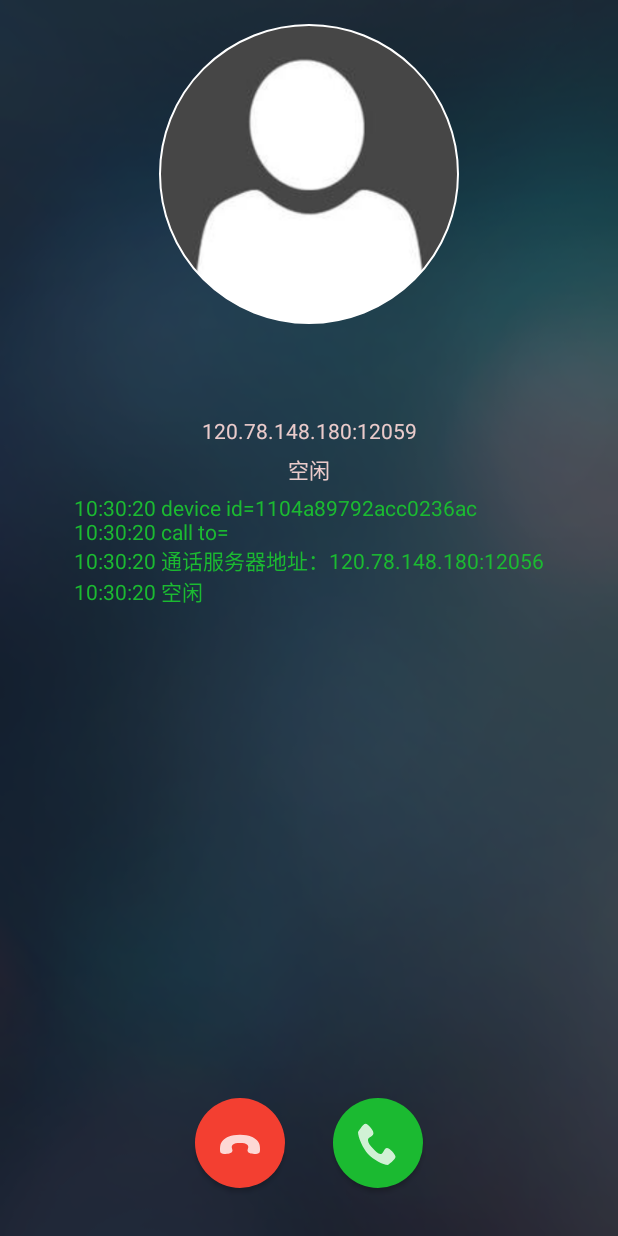
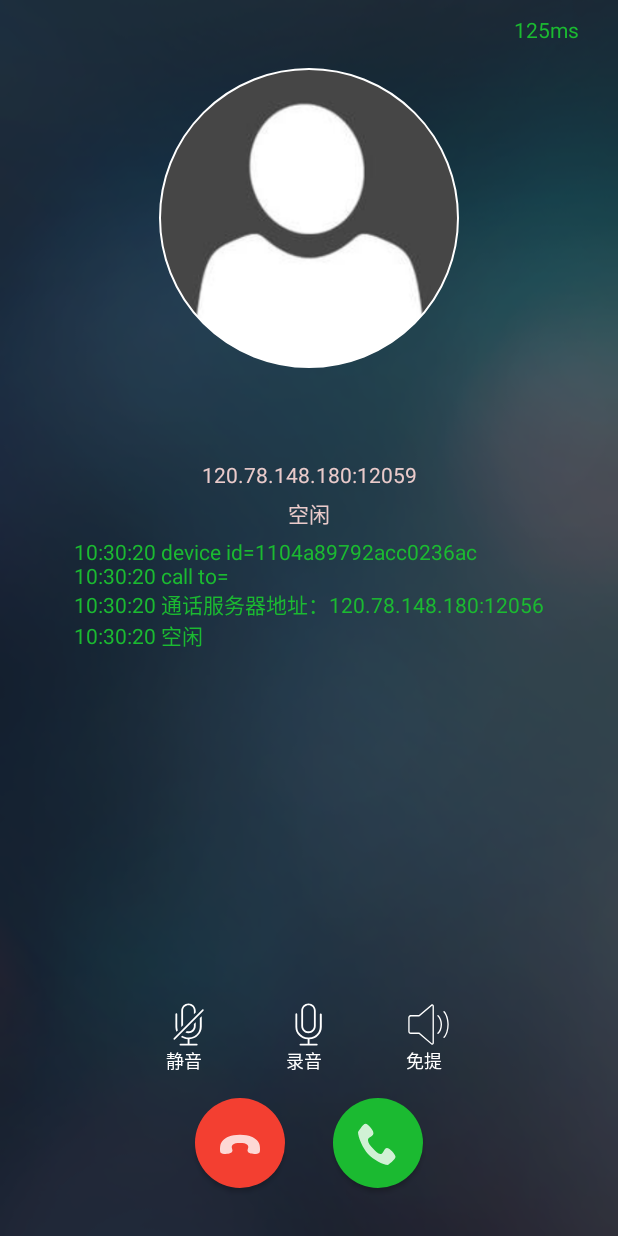
Before and after one commit to bai-ge/LightCaring, an Android app: the PhoneFragment screen opened directly, with no data from a screen before it, on a phone screen of 412 x 824 dp. Run offline under Robolectric (Android 15) with nearby library versions, the phone set to English and light mode, and no system bars; our stand-ins replace CircleImageView; libraries missing offline, so code that uses them is left out: cn.jpush.android; pictures from the network do not load.

Commit message:
保活方案1

```diff
--- a/app/src/main/java/com/carefor/connect/ConnectedByTCP.java
+++ b/app/src/main/java/com/carefor/connect/ConnectedByTCP.java
@@ -25,7 +25,7 @@ public class ConnectedByTCP {
 
 	private int timeOut = 400000;
 
-	private long receiveTime;
+	private long mReceiveTime;
 
 	public ConnectedByTCP(String deviceId, Socket socket, OnTCPConnectListener listener) {
 		this.mid = deviceId;
@@ -39,6 +39,7 @@ public class ConnectedByTCP {
 				mBufWriter = new PrintWriter(new BufferedWriter(new OutputStreamWriter(mSocket.getOutputStream())));// 发送数据
 				mBufReader = new BufferedReader(new InputStreamReader(mSocket.getInputStream())); // 接收数据
 				mIsWork = true;
+                mReceiveTime = System.currentTimeMillis();
 				receive();
 			} else {
 				mIsWork = false;
@@ -58,6 +59,7 @@ public class ConnectedByTCP {
 					while (mIsWork && mSocket != null) {
 						String msg = mBufReader.readLine();
 						Log.v(TAG, mid+"接收到信息"+msg);
+                        mReceiveTime = System.currentTimeMillis();
 						if (msg == null) {
 							mIsWork = false;
 						} else if (!msg.equals("\n") && !msg.isEmpty()) {
@@ -69,6 +71,7 @@ public class ConnectedByTCP {
 				} catch (Exception e) {
 					throwException(e);
 				}
+				mIsWork = false;
 				mListener.disconnected(mid);
 			}
 		};
@@ -118,7 +121,7 @@ public class ConnectedByTCP {
 	}
 
 	public boolean isWork() {
-		return mIsWork;
+		return mIsWork && (System.currentTimeMillis() - mReceiveTime) < 60 * 1000;
 	}
 
 	public void setIsWork(boolean isWork) {
--- a/app/src/main/java/com/carefor/connect/Connector.java
+++ b/app/src/main/java/com/carefor/connect/Connector.java
@@ -141,7 +141,7 @@ public class Connector {
             fixedThreadPool.submit(new Runnable() {
                 @Override
                 public void run() {
-                    sendMessage("\n\r");
+                    sendMessage("\r\n");
                 }
             });
         }
@@ -249,6 +249,7 @@ public class Connector {
 
         @Override
         public void disconnected(String uuid) {
+
 
         }
 
--- a/app/src/main/java/com/carefor/connect/HeartBeatService.java
+++ b/app/src/main/java/com/carefor/connect/HeartBeatService.java
@@ -43,7 +43,7 @@ public class HeartBeatService extends Service {
     @Nullable
     @Override
     public IBinder onBind(Intent intent) {
-        return null;
+        throw new UnsupportedOperationException("Not yet implemented");
     }
 
     @Override
@@ -57,9 +57,9 @@ public class HeartBeatService extends Service {
         PendingIntent pendingIntent = PendingIntent.getService(this, 0, startintent, PendingIntent.FLAG_UPDATE_CURRENT);
 
         if(Build.VERSION.SDK_INT < 19){
-            am.set(AlarmManager.RTC_WAKEUP, System.currentTimeMillis() + 10000, pendingIntent);
+            am.set(AlarmManager.RTC_WAKEUP, System.currentTimeMillis() + 30000, pendingIntent);
         }else{
-            am.setExact(AlarmManager.RTC_WAKEUP, System.currentTimeMillis() + 10000, pendingIntent);
+            am.setExact(AlarmManager.RTC_WAKEUP, System.currentTimeMillis() + 30000, pendingIntent);
         }
         return super.onStartCommand(intent, flags, startId);
     }
--- a/app/src/main/java/com/carefor/mainui/MainFragment.java
+++ b/app/src/main/java/com/carefor/mainui/MainFragment.java
@@ -67,8 +67,8 @@ public class MainFragment extends Fragment implements MainContract.View {
             @Override
             public void onClick(View v) {
                 showTip(((ItemCardView)v).getText().toString());
+                mPresenter.skipToActivity(PhoneActivity.class);
                 mPresenter.callTo();
-                mPresenter.skipToActivity(PhoneActivity.class);
             }
         });
         root.findViewById(R.id.btn_drop).setOnClickListener(new View.OnClickListener() {
--- /dev/null
+++ b/app/src/main/res/drawable/ic_loudspeaker.xml
@@ -0,0 +1,8 @@
+<vector android:height="24dp" android:viewportHeight="1024.0"
+    android:viewportWidth="1024.0" android:width="24dp" xmlns:android="http://schemas.android.com/apk/res/android">
+    <path android:fillColor="#ffffff" android:pathData="M0,0"/>
+    <path android:fillColor="#ffffff" android:pathData="M415.3,691.8h-238.9a17.1,17.1 0,0 1,-17.1 -17.1v-341.3a17.1,17.1 0,0 1,17.1 -17.1h238.9a17.1,17.1 0,0 1,17.1 17.1v341.3c0,9.4 -7.7,17.1 -17.1,17.1zM193.4,657.6h204.8v-307.2h-204.8v307.2z"/>
+    <path android:fillColor="#ffffff" android:pathData="M654.2,888a16.8,16.8 0,0 1,-10.8 -3.9l-238.9,-196.3a17,17 0,0 1,-6.2 -13.2v-341.3c0,-4.3 1.6,-8.5 4.6,-11.6l238.9,-257.1a17.1,17.1 0,1 1,29.6 11.6v794.7c0,6.6 -3.8,12.6 -9.8,15.4a17.8,17.8 0,0 1,-7.3 1.6zM432.3,666.6l204.8,168.2L637.1,119.7l-204.8,220.4L432.3,666.6zM295.8,691.8h-104.9c-101.7,0 -184.6,-84.2 -184.6,-187.7s82.8,-187.7 184.6,-187.7h104.9a17.1,17.1 0,0 1,0 34.1h-104.9c-81.5,0 -150.4,70.3 -150.4,153.6 0,83.2 68.9,153.6 150.4,153.6h104.9a17.1,17.1 0,0 1,0 34.1zM785.1,550c-9.4,0 -17.1,-7.6 -17.1,-17.1 0,-9.4 7.7,-17.1 17.1,-17.1 24.5,0 43.7,-18.6 43.7,-42.3s-19.2,-42.3 -43.7,-42.3c-9.4,0 -17.1,-7.7 -17.1,-17.1 0,-9.4 7.7,-17.1 17.1,-17.1 43.7,0 77.9,33.5 77.9,76.4s-34.2,76.4 -77.9,76.4z"/>
+    <path android:fillColor="#ffffff" android:pathData="M785.2,624.7c-9.4,0 -17.1,-7.7 -17.1,-17.1 0,-9.4 7.7,-17.1 17.1,-17.1 67.5,0 120.2,-51.4 120.2,-117S852.7,356.6 785.2,356.6c-9.4,0 -17.1,-7.6 -17.1,-17.1 0,-9.4 7.7,-17.1 17.1,-17.1 86.5,0 154.3,66.4 154.3,151.1s-67.7,151.1 -154.3,151.1z"/>
+    <path android:fillColor="#ffffff" android:pathData="M783.7,702.5a17.1,17.1 0,0 1,0 -34.1c112,0 199.8,-85.5 199.8,-194.8s-87.8,-194.8 -199.8,-194.8c-9.5,0 -17.1,-7.6 -17.1,-17.1s7.6,-17.1 17.1,-17.1c131.1,0 233.9,100.6 233.9,228.9 -0,128.4 -102.8,228.9 -233.9,228.9zM445.4,964.8L316.8,964.8a17.1,17.1 0,0 1,-16.3 -12l-85.3,-273.1a17.1,17.1 0,0 1,16.3 -22.2h128c7.5,0 14.1,4.8 16.3,12l84,268.8a17.1,17.1 0,0 1,-14.3 26.4zM329.3,930.7h92.2l-74.7,-238.9h-92.2l74.7,238.9z"/>
+</vector>
--- /dev/null
+++ b/app/src/main/res/drawable/ic_loudspeaker1.xml
@@ -0,0 +1,6 @@
+<vector android:height="24dp" android:viewportHeight="1024.0"
+    android:viewportWidth="1024.0" android:width="24dp" xmlns:android="http://schemas.android.com/apk/res/android">
+    <path android:fillColor="#ffffff" android:pathData="M589.5,972.5c-1.9,0 -3.2,-0.1 -3.7,-0.1 -3.1,-0.3 -6.1,-1.6 -8.5,-3.6l-282.7,-241.8L109.9,726.9c-18.5,0 -33.2,-5.7 -43.7,-16.9 -15,-16.1 -14.9,-37.3 -14.7,-41.9l0,-312.7c0,-0.4 0,-0.7 0,-1.1 0.1,-1.5 1.2,-14.6 8.9,-28 10.8,-18.8 29.4,-29.2 52.5,-29.2l181.6,0L577.3,55.3c2.4,-2.1 5.4,-3.3 8.5,-3.6 2.2,-0.2 21.5,-1.6 35.7,11.2 6.1,5.5 13.3,15.8 13.3,33.2l0,831.8c0,17.4 -7.3,27.7 -13.3,33.2C610.5,971.2 596.2,972.5 589.5,972.5zM82.3,669.6c-0,1 -0.3,12.4 6.6,19.6 4.4,4.6 11.5,7 21.1,7l190.3,0c3.7,0 7.2,1.3 10,3.7L592.8,941.6c2.7,-0.4 6,-1.3 8.2,-3.2 2.1,-2 3.2,-5.5 3.2,-10.4L604.2,96.1c0,-4.9 -1.1,-8.4 -3.2,-10.4 -2.1,-2 -5.4,-2.9 -8.2,-3.2L310.2,324.1c-2.8,2.4 -6.3,3.7 -10,3.7l-187.3,0c-12.2,0 -20.5,4.4 -25.8,13.8 -3.7,6.4 -4.7,13.1 -4.9,14.6l-0,312.4C82.3,669 82.3,669.2 82.3,669.6z"/>
+    <path android:fillColor="#ffffff" android:pathData="M727.6,728.1c-4.2,0 -8.5,-1.7 -11.6,-5.1 -5.9,-6.4 -5.5,-16.3 0.9,-22.2 43.8,-40.4 71,-112.1 71,-187.2 0,-78.3 -27.1,-150.8 -70.8,-189.3 -6.5,-5.7 -7.1,-15.7 -1.4,-22.2 5.7,-6.5 15.7,-7.1 22.2,-1.4 24.6,21.7 45.1,52.6 59.4,89.5 14.4,37.3 22.1,80 22.1,123.4 0,42.2 -7.8,84.3 -22.6,121.6 -14.2,35.9 -34.5,66.6 -58.6,88.8C735.3,726.7 731.4,728.1 727.6,728.1z"/>
+    <path android:fillColor="#ffffff" android:pathData="M865.1,819c-4,0 -7.9,-1.5 -10.9,-4.5 -6,-6 -5.9,-15.7 0.1,-21.7 25.8,-25.5 47.7,-66 63.5,-117.2 15.4,-49.8 23.9,-107.4 23.9,-162.4 0,-114.9 -35.9,-230.8 -87.4,-281.9 -6,-6 -6.1,-15.7 -0.1,-21.7 6,-6 15.7,-6.1 21.7,-0.1 57.7,57.3 96.5,179.3 96.5,303.7 0,58.8 -8.7,118.1 -25.2,171.5 -17.3,56 -42,100.9 -71.3,130C872.9,817.5 869,819 865.1,819z"/>
+</vector>
--- /dev/null
+++ b/app/src/main/res/drawable/ic_record.xml
@@ -0,0 +1,5 @@
+<vector android:height="24dp" android:viewportHeight="1024.0"
+    android:viewportWidth="1024.0" android:width="24dp" xmlns:android="http://schemas.android.com/apk/res/android">
+    <path android:fillColor="#ffffff" android:pathData="M307.2,376.9c-11.3,0 -20.5,9.2 -20.5,20.5 0,0.9 0,104.9 0,105.7 1.6,125.7 100.9,229.1 225.4,239.3C512.1,742.7 512,743 512,743.3l0,55.5 -93.1,0c-11.3,0 -20.5,9.2 -20.5,20.5s9.2,20.5 20.5,20.5l227.2,0c11.3,0 20.5,-9.2 20.5,-20.5s-9.2,-20.5 -20.5,-20.5L553,798.8l0,-55.5c0,-0.3 -0.1,-0.5 -0.2,-0.8 124,-10.3 223.3,-113.1 225.4,-238.3C778.2,502.9 778.2,398.7 778.2,397.4c0,-11.3 -9.2,-20.5 -20.5,-20.5s-20.5,9.2 -20.5,20.5c0,1.2 -0,103.2 -0,106 -1.8,109.8 -93.7,199 -204.8,199 -111.6,0 -203.4,-89.7 -204.8,-199.9C327.7,499.7 327.7,398.3 327.7,397.4 327.7,386.1 318.5,376.9 307.2,376.9z"/>
+    <path android:fillColor="#ffffff" android:pathData="M673.8,501.4l0,-177c0,-77.2 -63.4,-140.1 -141.3,-140.1s-141.3,62.8 -141.3,140.1l0,177c0,77.2 63.4,140.1 141.3,140.1S673.8,578.6 673.8,501.4zM432.1,501.4l0,-177c0,-54.6 45,-99.1 100.4,-99.1s100.4,44.5 100.4,99.1l0,177c0,54.6 -45,99.1 -100.4,99.1S432.1,556 432.1,501.4z"/>
+</vector>
--- /dev/null
+++ b/app/src/main/res/drawable/ic_record2.xml
@@ -0,0 +1,5 @@
+<vector android:height="24dp" android:viewportHeight="1024.0"
+    android:viewportWidth="1024.0" android:width="24dp" xmlns:android="http://schemas.android.com/apk/res/android">
+    <path android:fillColor="#ffffff" android:pathData="M769.6,280c0,88 0,176 0,262.4 0,51.2 -4.8,97.6 -32,144 -44.8,78.4 -136,120 -222.4,121.6 -1.6,0 -4.8,0 -6.4,0 -84.8,0 -168,-43.2 -216,-113.6 -32,-46.4 -36.8,-99.2 -36.8,-153.6 0,-88 0,-176 0,-262.4 0,-27.2 -41.6,-27.2 -41.6,0 0,96 0,192 0,288 0,158.4 128,270.4 278.4,281.6 0,33.6 0,67.2 0,102.4 -54.4,0 -110.4,0 -164.8,0 -27.2,0 -27.2,41.6 0,41.6 124.8,0 248,0 372.8,0 27.2,0 27.2,-41.6 0,-41.6 -54.4,0 -110.4,0 -164.8,0 0,-33.6 0,-67.2 0,-100.8 150.4,-8 278.4,-129.6 278.4,-283.2 0,-96 0,-192 0,-288 -3.2,-25.6 -44.8,-25.6 -44.8,1.6z"/>
+    <path android:fillColor="#ffffff" android:pathData="M512,708.8c91.2,0 164.8,-73.6 164.8,-164.8v-347.2c0,-91.2 -73.6,-164.8 -164.8,-164.8s-164.8,73.6 -164.8,164.8v347.2c0,91.2 73.6,166.4 164.8,164.8zM388.8,196.8c0,-68.8 56,-123.2 123.2,-123.2 68.8,0 123.2,54.4 123.2,123.2v347.2c0,68.8 -56,123.2 -123.2,123.2 -68.8,0 -123.2,-56 -123.2,-123.2v-347.2z"/>
+</vector>
--- /dev/null
+++ b/app/src/main/res/drawable/ic_silence.xml
@@ -0,0 +1,5 @@
+<vector android:height="24dp" android:viewportHeight="1024.0"
+    android:viewportWidth="1024.0" android:width="24dp" xmlns:android="http://schemas.android.com/apk/res/android">
+    <path android:fillColor="#ffffff" android:pathData="M414.5,543.2c-1.4,-6.8 -2.2,-13.8 -2.2,-20.8V206.9c0,-55.3 44.4,-100.3 98.8,-99.8 53.9,0.5 96.9,46.1 96.9,101.1v101.9c0,12.3 10,22.2 22.2,21.8 11.6,-0.4 20.7,-10.5 20.7,-22.4V206.9c0,-79.2 -63.3,-143.6 -141.1,-143.5 -77.8,0.2 -140.4,65.6 -140.4,144.9v314.1c0,19.2 3.8,38 11,55.5l34.1,-34.7zM628.8,446.9c-11.6,0.4 -20.7,10.5 -20.7,22.4v53.1c0,55 -43.9,99.8 -97.9,99.8 -16.3,0 -32.2,-4.2 -46.3,-12L432.7,642c22.9,15.5 49.7,23.9 77.5,23.9 77.6,0 140.7,-64.4 140.7,-143.5v-53.7c0,-12.3 -10,-22.2 -22.1,-21.8zM340.7,630c2,0 4,-0.3 6,-0.9 12.6,-3.8 18.8,-18.4 13.3,-30.5 -10,-22.2 -15.1,-45.9 -15.1,-70.4V336.9c0,-12.7 -10.7,-22.9 -23.4,-21.8 -11.1,1 -19.5,10.9 -19.5,22.3v190.8c0,31 6.5,61 19.3,89.1 3.6,8 11.3,12.7 19.4,12.7z"/>
+    <path android:fillColor="#ffffff" android:pathData="M808.4,914.9H531.7V740.3c47.9,-4.8 92.4,-26.2 127.1,-61.6 39.6,-40.4 61.4,-93.8 61.4,-150.5v-125c0,-12.3 -10,-22.2 -22.2,-21.8 -11.6,0.4 -20.7,10.5 -20.7,22.4v122.7c0,94.7 -75.5,172.4 -168.4,171.2 -33.1,-0.4 -65,-10.9 -92.3,-30.3 -9.7,-6.9 -23.1,-4.5 -29.8,5.4 -6.8,9.9 -4.4,23.5 5.3,30.4 29,20.6 62.1,33.1 96.7,36.9v174.7H212c-11.8,0 -21.4,9.8 -21.4,21.8 0,12.1 9.6,21.8 21.4,21.8h596.4c11.8,0 21.4,-9.8 21.4,-21.8 0.1,-11.9 -9.5,-21.7 -21.4,-21.7zM213.7,833.7c5.5,0 11,-2.1 15.2,-6.4l593.9,-605.4c8.4,-8.5 8.4,-22.4 0,-30.9s-21.9,-8.5 -30.3,0L198.6,796.4c-8.4,8.5 -8.4,22.4 0,30.9 4.2,4.3 9.6,6.4 15.1,6.4z"/>
+</vector>
--- /dev/null
+++ b/app/src/main/res/drawable/ic_silence1.xml
@@ -0,0 +1,4 @@
+<vector android:height="24dp" android:viewportHeight="1024.0"
+    android:viewportWidth="1024.0" android:width="24dp" xmlns:android="http://schemas.android.com/apk/res/android">
+    <path android:fillColor="#ffffff" android:pathData="M527.9,832C465.9,832 407.5,811.6 358.8,778.2L313.9,823.7C366.1,862.5 428.5,888.5 495.9,894.6L495.9,960 463.9,960C446.3,960 431.9,974.3 431.9,992 431.9,1009.7 446.3,1024 463.9,1024L591.9,1024C609.6,1024 623.9,1009.7 623.9,992 623.9,974.3 609.6,960 591.9,960L559.9,960 559.9,894.6C718,880.3 851.7,761.6 879.9,608L815.9,608C786.8,736.2 665,832 527.9,832L527.9,832ZM527.9,704C500.3,704 474.6,696.4 451.9,684L405.3,731.2C440.6,754.3 482.6,768 527.9,768 651.6,768 751.9,667.7 751.9,544L751.9,380.4 687.9,445.2 687.9,544C687.9,632.4 616.3,704 527.9,704L527.9,704ZM367.9,224C367.9,135.6 439.6,64 527.9,64 597.5,64 656.1,108.7 678.1,170.7L726.3,122C689.1,49.9 614.7,0 527.9,0 404.2,0 303.9,100.3 303.9,224L303.9,544C303.9,545.7 367.9,484.6 367.9,484.6L367.9,224 367.9,224ZM866.4,96.4 L111.6,819.1 157.3,864.2 912.4,141.9 866.4,96.4 866.4,96.4ZM241.4,612.6C241.1,611 240.3,609.6 239.9,608L175.9,608C179.4,627.1 184.6,645.6 191.2,663.5L241.4,612.6 241.4,612.6Z"/>
+</vector>
--- /dev/null
+++ b/app/src/main/res/drawable/ic_silence2.xml
@@ -0,0 +1,6 @@
+<vector android:height="24dp" android:viewportHeight="1024.0"
+    android:viewportWidth="1024.0" android:width="24dp" xmlns:android="http://schemas.android.com/apk/res/android">
+    <path android:fillColor="#ffffff" android:pathData="M769.6,366.7v176.1c0,51.4 -5.1,97.6 -32.2,143.9 -44.6,78.4 -136,120.2 -222.4,121.3 -1.7,0 -5.1,0 -6.2,0 -49.1,0 -97.6,-14.7 -139.4,-40.6l-29.3,29.3c44,29.3 97.1,47.4 152.4,51.4 0,33.9 0,67.2 0,102.2 -54.2,0 -110.6,0 -164.8,0 -27.1,0 -27.1,41.8 0,41.8 124.7,0 247.8,0 372.5,0 27.1,0 27.1,-41.8 0,-41.8 -54.2,0 -110.6,0 -164.8,0 0,-33.9 0,-67.2 0,-101 150.1,-7.9 278.2,-129.8 278.2,-283.3v-243.2l-44,44zM269,646.6c-10.7,-33.3 -13,-69.4 -13,-105.5 0,-88 0,-176.1 0,-262.4 0,-27.1 -41.8,-27.1 -41.8,0 0,95.9 0,191.9 0,287.8 0,40.6 8.5,77.9 23.1,111.7l31.6,-31.6z"/>
+    <path android:fillColor="#ffffff" android:pathData="M511.7,708.7c91.4,0 164.8,-73.4 164.8,-164.8v-84.1l-41.8,41.8v42.3c0,68.9 -55.9,123 -123,123 -13,0 -24.8,-1.7 -36.7,-5.6l-32.7,32.7c21.4,9.6 45.2,15.2 69.4,14.7v0zM676.5,238.6v-41.8c0,-91.4 -73.4,-164.8 -164.8,-164.8s-164.8,73.4 -164.8,164.8v347.1c0,7.9 0.6,15.8 1.7,23.1l40.1,-40.1v-330.2c0,-68.9 55.9,-123 123,-123 68.9,0 123,54.2 123,123v83.5l41.8,-41.8z"/>
+    <path android:fillColor="#ffffff" android:pathData="M202.4,850.9l650.7,-651.3c7.9,-7.9 7.9,-19.2 0,-27.1v0c-7.9,-7.9 -19.2,-7.9 -27.1,0l-650.7,651.3c-7.9,7.9 -7.9,19.2 0,27.1v0c7.9,7.9 19.2,7.9 27.1,0v0z"/>
+</vector>
--- a/app/src/main/res/layout/frag_phone.xml
+++ b/app/src/main/res/layout/frag_phone.xml
@@ -1,5 +1,6 @@
 <?xml version="1.0" encoding="utf-8"?>
-<RelativeLayout xmlns:android="http://schemas.android.com/apk/res/android"
+<RelativeLayout
+    xmlns:android="http://schemas.android.com/apk/res/android"
     xmlns:app="http://schemas.android.com/apk/res-auto"
     android:layout_width="match_parent"
     android:layout_height="match_parent"
@@ -8,11 +9,26 @@
     <LinearLayout
         android:layout_width="match_parent"
         android:layout_height="match_parent"
-    android:orientation="vertical"
+        android:layout_centerHorizontal="true"
         android:layout_marginLeft="@dimen/fab_margin"
         android:layout_marginRight="@dimen/fab_margin"
-    android:layout_alignBottom="@+id/btn_area"
-    android:layout_centerHorizontal="true">
+        android:orientation="vertical">
+
+        <LinearLayout
+            android:layout_width="match_parent"
+            android:layout_height="wrap_content"
+            android:orientation="horizontal"
+            android:gravity="right">
+
+            <TextView
+                android:id="@+id/network_speed"
+                android:layout_width="wrap_content"
+                android:layout_height="wrap_content"
+                android:layout_marginRight="10dp"
+                android:layout_marginTop="10dp"
+                android:text="125ms"
+                android:textColor="@color/green"/>
+        </LinearLayout>
 
         <com.carefor.view.CircleImageView
             android:id="@+id/user_img"
@@ -22,75 +38,154 @@
             android:layout_margin="@dimen/fab_margin"
             android:src="@drawable/head_img"
             app:civ_border_color="@color/colorWhite"
-        app:civ_border_width="1dp" />
+            app:civ_border_width="1dp"/>
+
         <TextView
             android:id="@+id/user_name"
             android:layout_width="match_parent"
             android:layout_height="wrap_content"
             android:layout_gravity="center"
             android:layout_margin="5dp"
-        android:textSize="25sp"
             android:text="@string/app_name"
             android:textAlignment="center"
-        android:textColor="@color/colorWhite" />
+            android:textColor="@color/colorWhite"
+            android:textSize="25sp"/>
+
         <TextView
             android:id="@+id/address"
             android:layout_width="match_parent"
             android:layout_height="wrap_content"
             android:layout_gravity="center"
+            android:text="192.168.1.1:5564"
             android:textAlignment="center"
-        android:textColor="@color/colorWhitePrimary"
-        android:text="192.168.1.1:5564"/>
+            android:textColor="@color/colorWhitePrimary"/>
+
         <TextView
             android:id="@+id/status"
             android:layout_width="match_parent"
             android:layout_height="wrap_content"
-        android:textColor="@color/colorWhitePrimary"
+            android:layout_margin="5dp"
+            android:text="正在连接……"
             android:textAlignment="center"
-        android:layout_margin="5dp"
-        android:text="正在连接……"/>
+            android:textColor="@color/colorWhitePrimary"/>
+
         <EditText
             android:id="@+id/log"
             android:layout_width="wrap_content"
             android:layout_height="wrap_content"
             android:layout_gravity="center"
+            android:background="@null"
+            android:maxLines="5"
+            android:editable="false"
+            android:text=""
             android:textColor="@color/green"
-        android:background="@null"
-        android:editable="false"
-        android:textSize="14dp"
-        android:text=""
-        android:maxLines="5"/>
+            android:textSize="14dp"/>
     </LinearLayout>
 
     <!--按钮区域-->
     <LinearLayout
+        android:layout_width="match_parent"
+        android:layout_height="wrap_content"
+        android:layout_alignParentBottom="true"
+        android:orientation="vertical">
+
+
+        <LinearLayout
+            android:layout_width="match_parent"
+            android:layout_height="wrap_content"
+            android:gravity="center"
+            android:orientation="horizontal">
+
+            <RelativeLayout
+                android:layout_width="wrap_content"
+                android:layout_height="wrap_content">
+
+                <Button
+                    android:id="@+id/btn_silence"
+                    android:layout_width="30dp"
+                    android:layout_height="30dp"
+                    android:background="@drawable/ic_silence2"
+                    />
+
+                <TextView
+                    android:layout_width="wrap_content"
+                    android:layout_height="wrap_content"
+                    android:layout_below="@id/btn_silence"
+                    android:text="静音"
+                    android:textColor="@color/white"
+                    android:textSize="12sp"/>
+            </RelativeLayout>
+
+
+            <RelativeLayout
+                android:layout_width="wrap_content"
+                android:layout_height="wrap_content"
+                android:layout_marginLeft="50dp">
+
+                <Button
+                    android:id="@+id/btn_record"
+                    android:layout_width="30dp"
+                    android:layout_height="30dp"
+                    android:background="@drawable/ic_record2"
+                    />
+
+                <TextView
+                    android:layout_width="wrap_content"
+                    android:layout_height="wrap_content"
+                    android:layout_below="@id/btn_record"
+                    android:text="录音"
+                    android:textColor="@color/white"
+                    android:textSize="12sp"/>
+            </RelativeLayout>
+
+            <RelativeLayout
+                android:layout_width="wrap_content"
+                android:layout_height="wrap_content"
+                android:layout_marginLeft="50dp">
+
+                <Button
+                    android:id="@+id/btn_loudspeaker"
+                    android:layout_width="30dp"
+                    android:layout_height="30dp"
+                    android:background="@drawable/ic_loudspeaker1"
+                    />
+
+                <TextView
+                    android:layout_width="wrap_content"
+                    android:layout_height="wrap_content"
+                    android:layout_below="@id/btn_loudspeaker"
+                    android:text="免提"
+                    android:textColor="@color/white"
+                    android:textSize="12sp"/>
+            </RelativeLayout>
+
+
+        </LinearLayout>
+
+        <LinearLayout
             android:id="@+id/btn_area"
+            android:layout_width="match_parent"
             android:layout_height="wrap_content"
-        android:layout_width="match_parent"
-        android:layout_alignParentBottom="true"
             android:layout_marginBottom="@dimen/fab_margin"
             android:gravity="center"
             android:orientation="horizontal">
+
             <Button
                 android:id="@+id/btn_hang_up"
                 android:layout_width="60dp"
                 android:layout_height="60dp"
+                android:layout_gravity="center"
                 android:layout_margin="@dimen/fab_margin"
-            android:layout_gravity="center"
-            android:background="@drawable/btn_hang_up" />
+                android:background="@drawable/btn_hang_up"/>
+
             <Button
                 android:id="@+id/btn_pick_up"
                 android:layout_width="60dp"
                 android:layout_height="60dp"
+                android:layout_gravity="center"
                 android:layout_margin="@dimen/fab_margin"
-            android:layout_gravity="center"
                 android:background="@drawable/btn_pick_up"/>
         </LinearLayout>
-    <LinearLayout
-        android:layout_width="match_parent"
-        android:layout_height="wrap_content"
-        android:layout_alignTop="@id/btn_area">
+    </LinearLayout>
 
-
-    </LinearLayout>
 </RelativeLayout>
```
Lines whose indentation alone changed are shown as unchanged.
